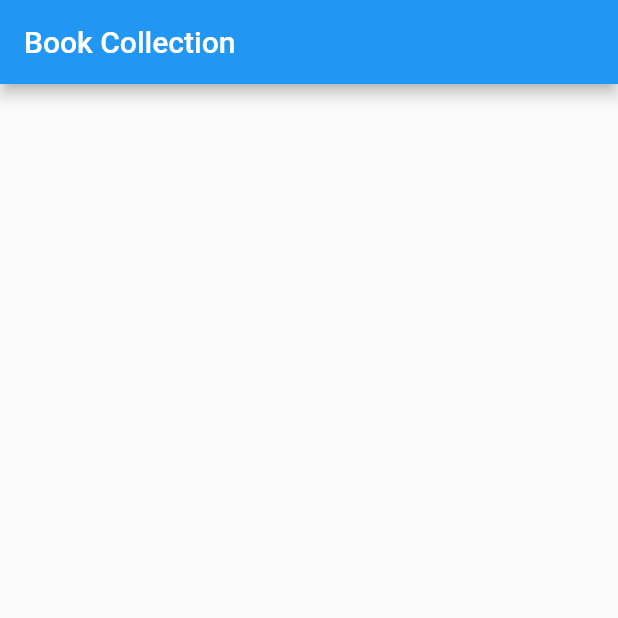
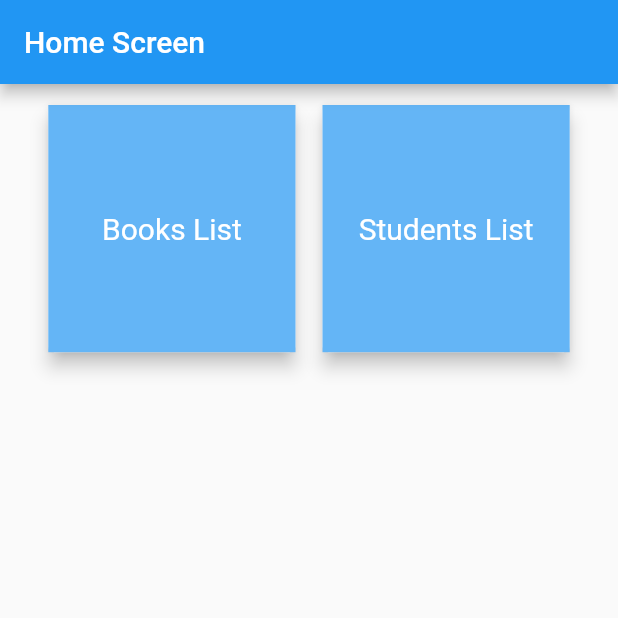
Before and after one commit to Ibrahim-K98han/firebase_flutter, a Flutter app: the screen it shows after launch, on a phone screen of 412 x 824 dp, the top half of it. Run offline on Flutter 3.47's test engine with Material 2 defaults, Android fonts, the phone set to English and light mode, and no system bars; our stand-ins replace cloud_firestore, firebase_core; accounts and stored records are empty.

Commit message:
multiple table data show firebase

```diff
--- a/lib/book_list_screen.dart
+++ b/lib/book_list_screen.dart
@@ -1,6 +1,6 @@
 import 'package:cloud_firestore/cloud_firestore.dart';
 import 'package:flutter/material.dart';
-import 'books_model.dart';
+import 'models/books_model.dart';
 
 class BookListScreen extends StatefulWidget {
   const BookListScreen({Key? key}) : super(key: key);
--- /dev/null
+++ b/lib/home_screen.dart
@@ -0,0 +1,75 @@
+import 'package:firebase/book_list_screen.dart';
+import 'package:firebase/student_screen.dart';
+import 'package:flutter/material.dart';
+
+class HomeScreen extends StatefulWidget {
+  const HomeScreen({Key? key}) : super(key: key);
+
+  @override
+  State<HomeScreen> createState() => _HomeScreenState();
+}
+
+class _HomeScreenState extends State<HomeScreen> {
+  double screenHeight = 0;
+  double screenWidth = 0;
+
+  @override
+  Widget build(BuildContext context) {
+    screenHeight = MediaQuery.of(context).size.height;
+    screenWidth = MediaQuery.of(context).size.width;
+    return Scaffold(
+        appBar: AppBar(
+          title: Text('Home Screen'),
+        ),
+        body: Column(
+          children: [
+            Row(
+              mainAxisAlignment: MainAxisAlignment.center,
+              children: [
+                Padding(
+                  padding: const EdgeInsets.only(top: 10, left: 5, right: 5),
+                  child: InkWell(
+                    onTap: (){
+                      Navigator.push(context, MaterialPageRoute(builder: (context)=>BookListScreen()));
+                    },
+                    child: Card(
+                      elevation: 5,
+                      child: Container(
+                        color: Colors.blue.shade300,
+                        height: screenHeight / 5,
+                        width: screenHeight / 5,
+                        child: const Center(
+                            child: Text(
+                          'Books List',
+                          style: TextStyle(fontSize: 20, color: Colors.white),
+                        )),
+                      ),
+                    ),
+                  ),
+                ),
+                Padding(
+                  padding: const EdgeInsets.only(top: 10, left: 5, right: 5),
+                  child: InkWell(
+                    onTap: (){
+                      Navigator.push(context, MaterialPageRoute(builder: (context)=>StudentScreen()));
+                    },
+                    child: Card(
+                      elevation: 5,
+                      child: Container(
+                        color: Colors.blue.shade300,
+                        height: screenHeight / 5,
+                        width: screenHeight / 5,
+                        child: const Center(
+                            child: Text('Students List',
+                                style: TextStyle(
+                                    fontSize: 20, color: Colors.white))),
+                      ),
+                    ),
+                  ),
+                )
+              ],
+            )
+          ],
+        ));
+  }
+}
--- a/lib/main.dart
+++ b/lib/main.dart
@@ -1,4 +1,5 @@
 import 'package:firebase/book_list_screen.dart';
+import 'package:firebase/home_screen.dart';
 import 'package:firebase_core/firebase_core.dart';
 import 'package:flutter/material.dart';
 
@@ -19,7 +20,7 @@ class MyApp extends StatelessWidget {
       theme: ThemeData(
         primarySwatch: Colors.blue,
       ),
-      home:  BookListScreen()
+      home:  HomeScreen()
     );
   }
 }
--- /dev/null
+++ b/lib/models/student_model.dart
@@ -0,0 +1,5 @@
+class Student {
+  final String name, age, mobile;
+
+  Student(this.name, this.age, this.mobile);
+}
--- /dev/null
+++ b/lib/student_screen.dart
@@ -0,0 +1,49 @@
+import 'package:cloud_firestore/cloud_firestore.dart';
+import 'package:firebase/models/student_model.dart';
+import 'package:flutter/material.dart';
+
+class StudentScreen extends StatefulWidget {
+  const StudentScreen({Key? key}) : super(key: key);
+
+  @override
+  State<StudentScreen> createState() => _StudentScreenState();
+}
+
+class _StudentScreenState extends State<StudentScreen> {
+  FirebaseFirestore firebaseFirestore = FirebaseFirestore.instance;
+  List<Student> students = [];
+
+  @override
+  Widget build(BuildContext context) {
+    return Scaffold(
+      appBar: AppBar(
+        title: Text('Student List'),
+      ),
+      body: StreamBuilder<QuerySnapshot>(
+          stream: firebaseFirestore.collection('student').snapshots(),
+          builder: (context, snapshot) {
+            if (snapshot.hasData) {
+              students.clear();
+              for (var doc in snapshot.data!.docs) {
+                students.add(Student(
+                    doc.get('name'), doc.get('age'), doc.get('mobile')));
+              }
+              return ListView.builder(
+                itemCount: students.length,
+                itemBuilder: (context, index) {
+                  return ListTile(
+                    title: Text(students[index].name),
+                    subtitle: Text(students[index].age),
+                    trailing: Text(students[index].mobile),
+                  );
+                },
+              );
+            } else {
+              return Center(
+                child: Text('No data availabel'),
+              );
+            }
+          }),
+    );
+  }
+}
```
Also changed, not shown: lib/models/books_model.dart (renamed from lib/books_model.dart).
